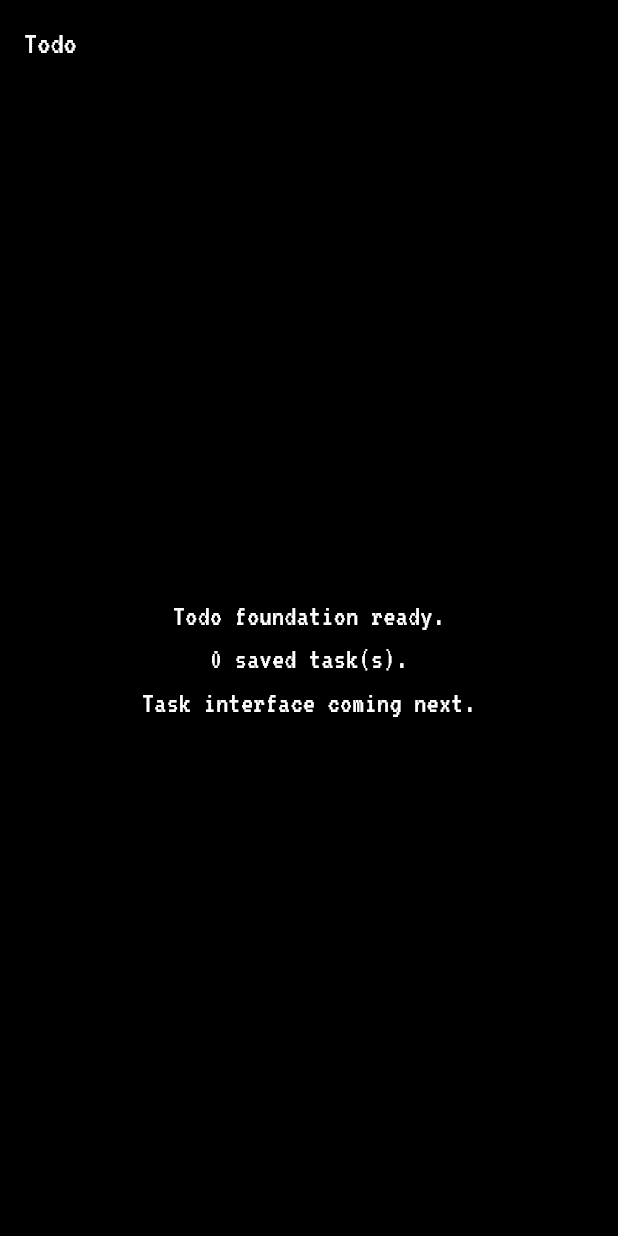
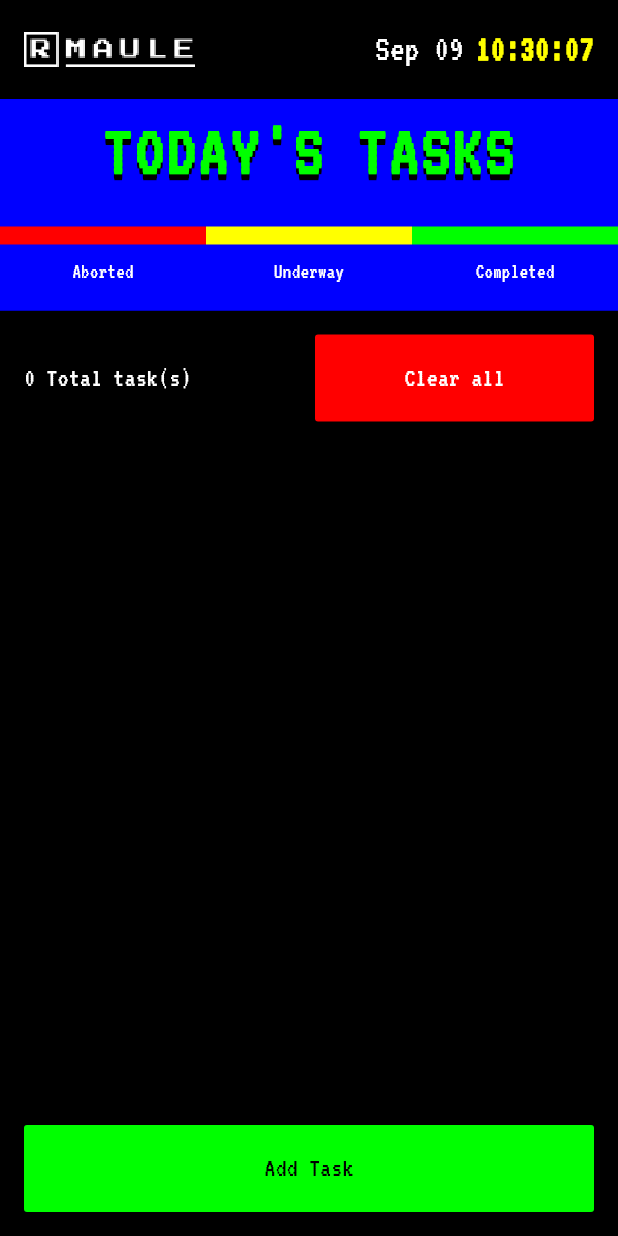
Before and after one commit to ryanDMaule/todo_flutter, a Flutter app: the screen it shows after launch, on a phone screen of 412 x 824 dp. Run offline on Flutter 3.47's test engine with Material 3 defaults, Android fonts, the phone set to English and light mode, and no system bars; our stand-ins replace drift, drift_flutter; accounts and stored records are empty; generated files the repository leaves out were written again.

Commit message:
Recreate Todo main screen in Flutter

```diff
--- a/lib/screens/home_screen.dart
+++ b/lib/screens/home_screen.dart
@@ -1,40 +1,147 @@
 import 'package:flutter/material.dart';
-
 import '../controllers/todo_controller.dart';
+import '../theme/app_colors.dart';
 import '../theme/app_text_styles.dart';
+import '../widgets/app_header.dart';
+import '../widgets/status_legend.dart';
+import '../widgets/todo_list_item.dart';
 
 class HomeScreen extends StatelessWidget {
   const HomeScreen({super.key, required this.controller});
-
   final TodoController controller;
 
   @override
   Widget build(BuildContext context) {
     return Scaffold(
-      appBar: AppBar(title: const Text('Todo')),
-      body: Center(
-        child: Padding(
-          padding: const EdgeInsets.all(24),
+      backgroundColor: AppColors.black,
+      body: SafeArea(
+        child: Column(
+          children: [
+            const AppHeader(),
+            const ColoredBox(
+              color: AppColors.blue,
+              child: Column(
+                crossAxisAlignment: CrossAxisAlignment.stretch,
+                children: [
+                  FittedBox(
+                    fit: BoxFit.scaleDown,
+                    child: Text(
+                      "TODAY'S TASKS",
+                      maxLines: 1,
+                      style: AppTextStyles.heading,
+                    ),
+                  ),
+                  SizedBox(height: 16),
+                  StatusLegend(),
+                ],
+              ),
+            ),
+            Expanded(
               child: ListenableBuilder(
                 listenable: controller,
                 builder: (context, child) {
-              if (controller.isLoading) {
-                return const CircularProgressIndicator();
-              }
-              if (controller.error != null) {
-                return const Text('Unable to load saved tasks.');
-              }
-              return Text(
-                'Todo foundation ready.\n'
-                '${controller.todos.length} saved task(s).\n'
-                'Task interface coming next.',
-                textAlign: TextAlign.center,
-                style: AppTextStyles.body,
+                  return Column(
+                    children: [
+                      Padding(
+                        padding: const EdgeInsets.all(16),
+                        child: Row(
+                          children: [
+                            Expanded(
+                              child: Text(
+                                '${controller.todos.length} Total task(s)',
+                                style: AppTextStyles.action,
+                              ),
+                            ),
+                            const SizedBox(width: 8),
+                            const Expanded(
+                              child: _PlaceholderButton(
+                                label: 'Clear all',
+                                color: AppColors.red,
+                                textColor: AppColors.white,
+                              ),
+                            ),
+                          ],
+                        ),
+                      ),
+                      Expanded(
+                        child: controller.error != null
+                            ? const Center(
+                                child: Text(
+                                  'Unable to load saved tasks.',
+                                  style: AppTextStyles.task,
+                                ),
+                              )
+                            : ListView.separated(
+                                padding: const EdgeInsets.fromLTRB(
+                                  16,
+                                  0,
+                                  16,
+                                  8,
+                                ),
+                                itemCount: controller.todos.length,
+                                separatorBuilder: (_, index) =>
+                                    const SizedBox(height: 8),
+                                itemBuilder: (context, index) {
+                                  final todo = controller.todos[index];
+                                  return TodoListItem(
+                                    key: ValueKey(todo.id),
+                                    todo: todo,
+                                    number: index + 1,
                                   );
                                 },
                               ),
+                      ),
+                    ],
+                  );
+                },
+              ),
+            ),
+            const Padding(
+              padding: EdgeInsets.all(16),
+              child: SizedBox(
+                width: double.infinity,
+                child: _PlaceholderButton(
+                  label: 'Add Task',
+                  color: AppColors.green,
+                  textColor: AppColors.black,
+                ),
+              ),
+            ),
+          ],
         ),
       ),
     );
   }
 }
+
+/// Disabled until the dialog pass; keep the reference colours at full strength.
+class _PlaceholderButton extends StatelessWidget {
+  const _PlaceholderButton({
+    required this.label,
+    required this.color,
+    required this.textColor,
+  });
+  final String label;
+  final Color color;
+  final Color textColor;
+
+  @override
+  Widget build(BuildContext context) {
+    return Semantics(
+      button: true,
+      enabled: false,
+      child: Container(
+        padding: const EdgeInsets.symmetric(vertical: 16),
+        alignment: Alignment.center,
+        decoration: BoxDecoration(
+          color: color,
+          borderRadius: BorderRadius.circular(2),
+        ),
+        child: Text(
+          label,
+          style: AppTextStyles.action.copyWith(color: textColor),
+        ),
+      ),
+    );
+  }
+}
--- a/lib/theme/app_text_styles.dart
+++ b/lib/theme/app_text_styles.dart
@@ -1,6 +1,45 @@
 import 'package:flutter/material.dart';
+import 'app_colors.dart';
 
 abstract final class AppTextStyles {
   static const fontFamily = 'VT323';
-  static const body = TextStyle(fontFamily: fontFamily, fontSize: 20);
+  static const body = TextStyle(
+    fontFamily: fontFamily,
+    fontSize: 20,
+    color: AppColors.white,
+  );
+  static const header = TextStyle(
+    fontFamily: fontFamily,
+    fontSize: 24,
+    color: AppColors.white,
+  );
+  static const heading = TextStyle(
+    fontFamily: fontFamily,
+    fontSize: 48,
+    fontWeight: FontWeight.bold,
+    letterSpacing: 2,
+    color: AppColors.green,
+    shadows: [Shadow(color: AppColors.black, offset: Offset(0, 4))],
+  );
+  static const legend = TextStyle(
+    fontFamily: fontFamily,
+    fontSize: 14,
+    color: AppColors.white,
+  );
+  static const action = TextStyle(
+    fontFamily: fontFamily,
+    fontSize: 18,
+    color: AppColors.white,
+  );
+  static const task = TextStyle(
+    fontFamily: fontFamily,
+    fontSize: 16,
+    color: AppColors.white,
+  );
+  static const number = TextStyle(
+    fontFamily: fontFamily,
+    fontSize: 20,
+    fontWeight: FontWeight.bold,
+    color: AppColors.black,
+  );
 }
--- /dev/null
+++ b/lib/widgets/app_header.dart
@@ -0,0 +1,98 @@
+import 'dart:async';
+import 'package:flutter/material.dart';
+import '../theme/app_colors.dart';
+import '../theme/app_text_styles.dart';
+
+class AppHeader extends StatefulWidget {
+  const AppHeader({super.key});
+
+  @override
+  State<AppHeader> createState() => _AppHeaderState();
+}
+
+class _AppHeaderState extends State<AppHeader> {
+  DateTime _now = DateTime.now();
+  late final Timer _timer;
+  // Matches the original MMM dd format for the current English-only app.
+  static const _months = [
+    'Jan',
+    'Feb',
+    'Mar',
+    'Apr',
+    'May',
+    'Jun',
+    'Jul',
+    'Aug',
+    'Sep',
+    'Oct',
+    'Nov',
+    'Dec',
+  ];
+
+  @override
+  void initState() {
+    super.initState();
+    _timer = Timer.periodic(const Duration(seconds: 1), (_) {
+      setState(() => _now = DateTime.now());
+    });
+  }
+
+  @override
+  void dispose() {
+    _timer.cancel();
+    super.dispose();
+  }
+
+  String _two(int value) => value.toString().padLeft(2, '0');
+
+  @override
+  Widget build(BuildContext context) {
+    final hour = _now.hour % 12 == 0 ? 12 : _now.hour % 12;
+    return Padding(
+      padding: const EdgeInsets.all(16),
+      child: Row(
+        children: [
+          Expanded(
+            flex: 3,
+            child: AspectRatio(
+              aspectRatio: 4,
+              child: Image.asset(
+                'assets/images/maule_logo.png',
+                fit: BoxFit.contain,
+                filterQuality: FilterQuality.none,
+                semanticLabel: 'MAULE',
+              ),
+            ),
+          ),
+          Expanded(
+            flex: 7,
+            child: Padding(
+              padding: const EdgeInsets.only(left: 16),
+              child: FittedBox(
+                fit: BoxFit.scaleDown,
+                alignment: Alignment.centerRight,
+                child: Row(
+                  children: [
+                    Text(
+                      '${_months[_now.month - 1]} ${_two(_now.day)}',
+                      style: AppTextStyles.header,
+                    ),
+                    const SizedBox(width: 8),
+                    Text(
+                      '${_two(hour)}:${_two(_now.minute)}:${_two(_now.second)}',
+                      key: const ValueKey('live-clock'),
+                      style: AppTextStyles.header.copyWith(
+                        color: AppColors.yellow,
+                        fontWeight: FontWeight.bold,
+                      ),
+                    ),
+                  ],
+                ),
+              ),
+            ),
+          ),
+        ],
+      ),
+    );
+  }
+}
--- /dev/null
+++ b/lib/widgets/status_legend.dart
@@ -0,0 +1,45 @@
+import 'package:flutter/material.dart';
+import '../theme/app_colors.dart';
+import '../theme/app_text_styles.dart';
+
+class StatusLegend extends StatelessWidget {
+  const StatusLegend({super.key});
+
+  @override
+  Widget build(BuildContext context) {
+    return const ColoredBox(
+      color: AppColors.blue,
+      child: Row(
+        children: [
+          Expanded(child: _LegendEntry('Aborted', AppColors.red)),
+          Expanded(child: _LegendEntry('Underway', AppColors.yellow)),
+          Expanded(child: _LegendEntry('Completed', AppColors.green)),
+        ],
+      ),
+    );
+  }
+}
+
+class _LegendEntry extends StatelessWidget {
+  const _LegendEntry(this.label, this.color);
+  final String label;
+  final Color color;
+
+  @override
+  Widget build(BuildContext context) {
+    return Column(
+      children: [
+        SizedBox(
+          height: 12,
+          width: double.infinity,
+          child: ColoredBox(color: color),
+        ),
+        const SizedBox(height: 8),
+        Padding(
+          padding: const EdgeInsets.only(bottom: 16),
+          child: Text(label, style: AppTextStyles.legend),
+        ),
+      ],
+    );
+  }
+}
--- /dev/null
+++ b/lib/widgets/todo_list_item.dart
@@ -0,0 +1,56 @@
+import 'package:flutter/material.dart';
+import '../models/todo.dart';
+import '../theme/app_colors.dart';
+import '../theme/app_text_styles.dart';
+
+class TodoListItem extends StatelessWidget {
+  const TodoListItem({super.key, required this.todo, required this.number});
+  final Todo todo;
+  final int number;
+
+  @override
+  Widget build(BuildContext context) {
+    final color = switch (todo.status) {
+      TodoStatus.aborted => AppColors.red,
+      TodoStatus.underway => AppColors.yellow,
+      TodoStatus.completed => AppColors.green,
+    };
+    return Semantics(
+      label: 'Task $number, ${todo.status.name}',
+      child: Container(
+        clipBehavior: Clip.antiAlias,
+        decoration: BoxDecoration(
+          color: AppColors.black,
+          borderRadius: BorderRadius.circular(2),
+        ),
+        foregroundDecoration: BoxDecoration(
+          border: Border.all(color: AppColors.white, width: 2),
+          borderRadius: BorderRadius.circular(2),
+        ),
+        child: IntrinsicHeight(
+          child: Row(
+            crossAxisAlignment: CrossAxisAlignment.stretch,
+            children: [
+              Container(
+                constraints: const BoxConstraints(minWidth: 40),
+                color: color,
+                padding: const EdgeInsets.all(8),
+                alignment: Alignment.center,
+                child: Text('$number', style: AppTextStyles.number),
+              ),
+              Expanded(
+                child: Padding(
+                  padding: const EdgeInsets.all(8),
+                  child: Align(
+                    alignment: Alignment.centerLeft,
+                    child: Text(todo.taskText, style: AppTextStyles.task),
+                  ),
+                ),
+              ),
+            ],
+          ),
+        ),
+      ),
+    );
+  }
+}
--- a/pubspec.yaml
+++ b/pubspec.yaml
@@ -21,6 +21,8 @@ dev_dependencies:
 
 flutter:
   uses-material-design: true
+  assets:
+    - assets/images/maule_logo.png
   fonts:
     - family: VT323
       fonts:
```
Also changed, not shown: assets/images/maule_logo.png (added), 2 other files. Lines whose indentation alone changed are shown as unchanged.
